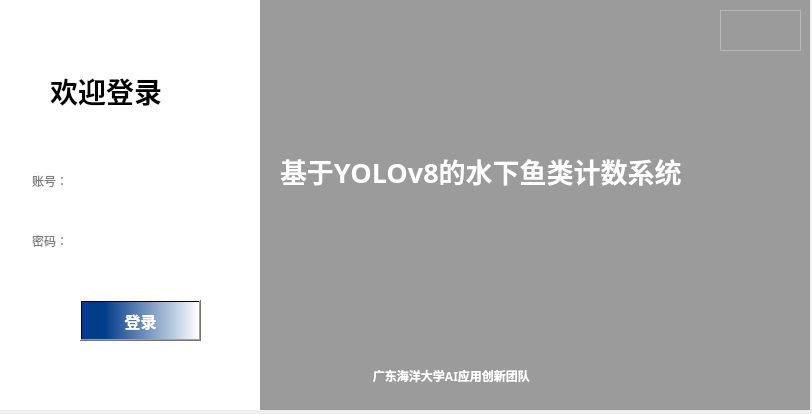
Before: the Qt Designer form main/Login.ui in Coekyun-Dou/fish-couting, drawn with Qt 5.
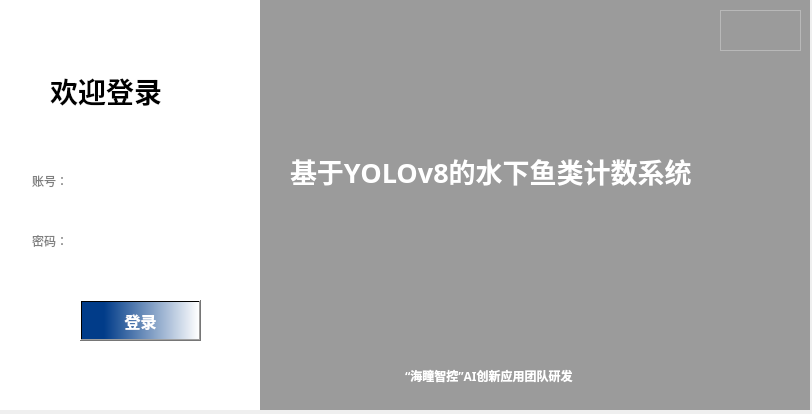
After: the same form once the commit is applied. Icons and pictures are not drawn.

Patch:
```diff
--- a/main/Login.ui
+++ b/main/Login.ui
@@ -175,7 +175,7 @@
   <widget class="QLabel" name="label_8">
    <property name="geometry">
     <rect>
-     <x>340</x>
+     <x>400</x>
      <y>360</y>
      <width>411</width>
      <height>31</height>
@@ -198,7 +198,7 @@
     <string notr="true">color: rgb(255, 255, 255);</string>
    </property>
    <property name="text">
-    <string>         广东海洋大学AI应用创新团队</string>
+    <string>“海瞳智控”AI创新应用团队研发</string>
    </property>
    <property name="textFormat">
     <enum>Qt::AutoText</enum>
@@ -213,7 +213,7 @@
   <widget class="QLabel" name="label_7">
    <property name="geometry">
     <rect>
-     <x>280</x>
+     <x>290</x>
      <y>80</y>
      <width>511</width>
      <height>181</height>
```
Left out of the diff: 2 changed lines with no effect on the pictures.
